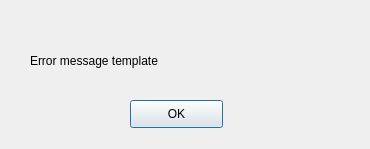
Before: the Qt Designer form rk_comparison/interface/design/ui_errorwindow.ui in PatrickSchroeder98/rk_comparison, drawn with Qt 5.
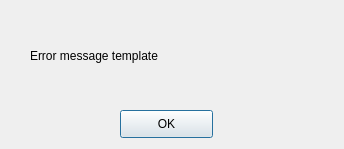
After: the same form once the commit is applied.

What changed in the file:
```diff
--- a/rk_comparison/interface/design/ui_errorwindow.ui
+++ b/rk_comparison/interface/design/ui_errorwindow.ui
@@ -6,7 +6,7 @@
    <rect>
     <x>0</x>
     <y>0</y>
-    <width>370</width>
+    <width>344</width>
     <height>149</height>
    </rect>
   </property>
@@ -17,9 +17,9 @@
    <property name="geometry">
     <rect>
      <x>30</x>
-     <y>40</y>
-     <width>311</width>
-     <height>41</height>
+     <y>10</y>
+     <width>291</width>
+     <height>91</height>
     </rect>
    </property>
    <property name="text">
@@ -29,8 +29,8 @@
   <widget class="QPushButton" name="pushButton">
    <property name="geometry">
     <rect>
-     <x>130</x>
-     <y>100</y>
+     <x>120</x>
+     <y>110</y>
      <width>93</width>
      <height>28</height>
     </rect>
```
